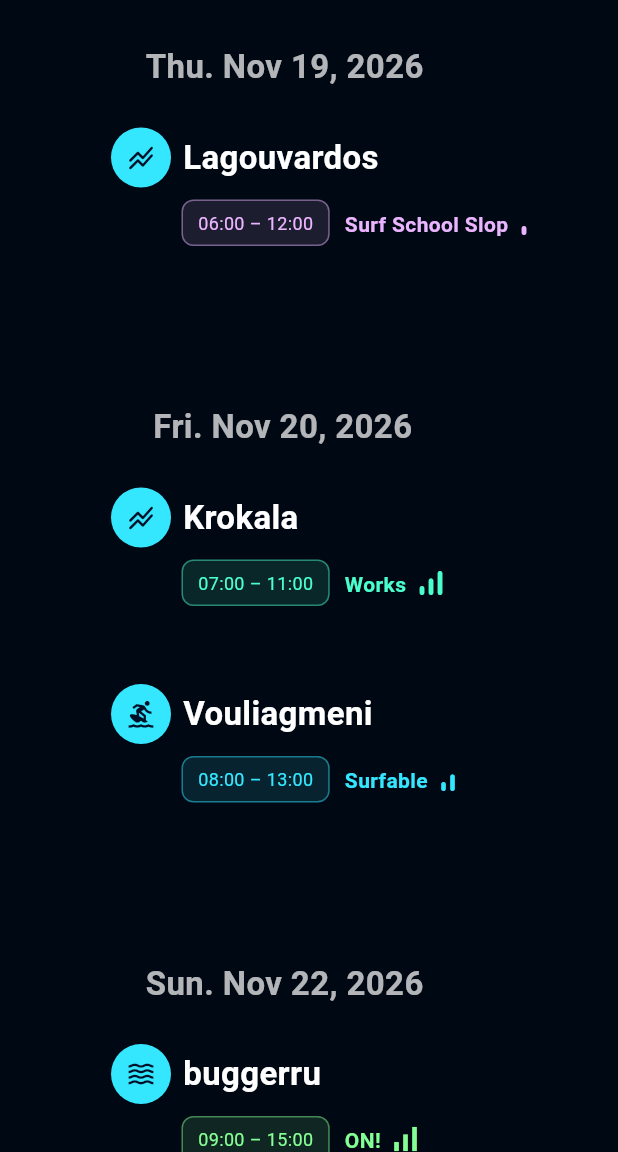
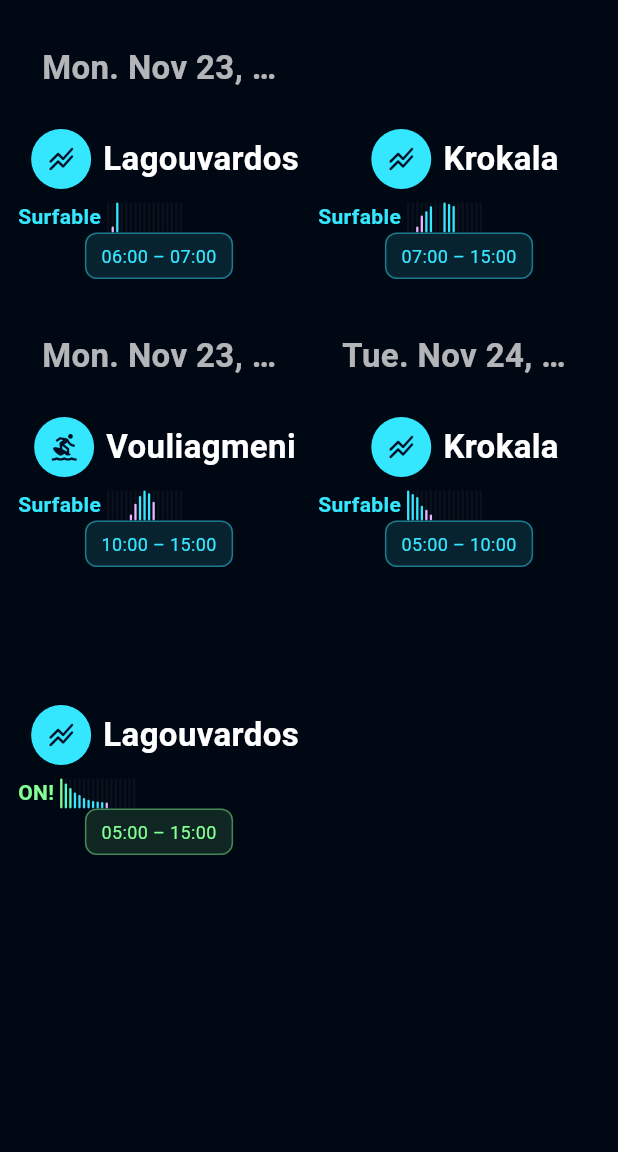
Before and after one commit to thecmanp11/NextWave, a Flutter app: the screen it shows after launch, on a phone screen of 412 x 824 dp, the part 84-1236 px from its top. Run offline on Flutter 3.47's test engine with Material 3 defaults, Android fonts, the phone set to English and light mode, and no system bars; our stand-ins replace flutter_riverpod.

Commit message:
grid view simplified and hourly scores charts

```diff
--- a/nxwv/lib/home.dart
+++ b/nxwv/lib/home.dart
@@ -1,4 +1,5 @@
 import 'package:flutter/material.dart';
+import 'package:nxwv/surf_events/scrolls/surf_event_grid.dart';
 import 'package:nxwv/surf_events/scrolls/surf_event_scroll.dart';
 import 'package:nxwv/surf_events/ui/surf_event_filters.dart';
 
@@ -13,7 +14,8 @@ class HomeBase extends StatelessWidget {
       body: Column(
         children: [
           // SurfEventFilters(),
-          SurfEventScroll(),
+          // SurfEventScroll(),
+          SurfEventGrid(),
         ],
       ),
     );
--- a/nxwv/lib/models/surf_event_model.dart
+++ b/nxwv/lib/models/surf_event_model.dart
@@ -37,6 +37,7 @@ class SurfEvent {
     required this.meanScore,
     required this.label,
     required this.surfableHours,
+    this.hourlyScores,
   });
 
   final String spot;
@@ -47,8 +48,18 @@ class SurfEvent {
   final double meanScore;
   final Surfability label;
   final int surfableHours;
+  final Map<DateTime, double>? hourlyScores;
 
   factory SurfEvent.fromJson(Map<String, dynamic> json) {
+    final rawHourly = json['hourly_scores'] as Map<String, dynamic>?;
+
+    final parsedHourly = rawHourly?.map(
+      (key, value) => MapEntry(
+        DateTime.parse(key),
+        (value as num).toDouble(),
+      ),
+    );
+
     return SurfEvent(
       spot: json['spot'] as String,
       start: DateTime.parse(json['start'] as String),
@@ -59,6 +70,7 @@ class SurfEvent {
       // label: json['label'] as String,
       label: Surfability.fromPeakScore((json['peak_score'] as num).toDouble()),
       surfableHours: (json['surfable_hours'] as num).toInt(),
+      hourlyScores: parsedHourly,
     );
   }
 }
--- a/nxwv/lib/repos/surf_event_repo.dart
+++ b/nxwv/lib/repos/surf_event_repo.dart
@@ -12,7 +12,7 @@ import 'package:nxwv/models/surf_event_model.dart';
 /// Change `pollInterval` to `null` if you only want a single emission on load.
 class PsuedoSurfEventRepo {
   PsuedoSurfEventRepo({
-    this.assetPath = 'assets/data/local_results.json',
+    this.assetPath = 'assets/data/local_results_v2.json',
     this.pollInterval = const Duration(seconds: 3),
   });
 
--- /dev/null
+++ b/nxwv/lib/surf_events/scrolls/surf_event_grid.dart
@@ -0,0 +1,86 @@
+import 'package:flutter/material.dart';
+import 'package:flutter_riverpod/flutter_riverpod.dart';
+import 'package:nxwv/constants.dart';
+import 'package:nxwv/models/surf_event_model.dart';
+import 'package:nxwv/surf_events/notifiers/surf_event_stream_notifier.dart';
+import 'package:nxwv/surf_events/ui/surf_event_grid_cell.dart';
+import 'package:nxwv/surf_events/ui/surf_event_groups.dart';
+import 'package:nxwv/widgets/flat.dart';
+
+class SurfEventGrid extends ConsumerWidget {
+  const new({super.key});
+
+  @override
+  Widget build(BuildContext context, WidgetRef ref) {
+    final AsyncValue<List<SurfEvent>> asyncSurfEvents = ref.watch(
+      surfEventsStreamProvider,
+    );
+
+    return Expanded(
+      // TODO: change to grid view
+      child: asyncSurfEvents.when(
+        loading: () => const SliverFillRemaining(
+          hasScrollBody: false,
+          child: Center(child: CircularProgressIndicator(color: kNwMint)),
+        ),
+        data: (surfEvents) {
+          if (surfEvents.isEmpty) {
+            return SliverFillRemaining(
+              hasScrollBody: false,
+              child: Center(child: FlatTruck()),
+            );
+          }
+          // surfEvents.sort((a, b) => a.start.compareTo(b.start));
+          final sortedEvents = List<SurfEvent>.from(surfEvents)
+            ..sort((a, b) => a.start.compareTo(b.start));
+
+          return GridView.builder(
+            padding: const EdgeInsets.all(12),
+            gridDelegate: SliverGridDelegateWithMaxCrossAxisExtent(
+              maxCrossAxisExtent: 240,
+              mainAxisExtent: 180,
+              mainAxisSpacing: 12,
+              crossAxisSpacing: 12,
+            ),
+            itemCount: sortedEvents.length,
+            itemBuilder: (context, index) {
+              final surfEvent = sortedEvents[index];
+              final bool showDate =
+                  index == 0 ||
+                  !_isSameCalendarDay(
+                    surfEvents[index - 1].start,
+                    surfEvent.start,
+                  );
+
+              // return Text('${surfEvent.spot}');
+              return SurfEventGridCell(
+                surfEvent: surfEvent,
+                showDate: showDate,
+              );
+            },
+          );
+        },
+        error: (e, st) {
+          print('SurfEventGrid: $e - $st');
+
+          return SliverFillRemaining(
+            hasScrollBody: false,
+            child: Padding(
+              padding: const EdgeInsets.all(16),
+              child: Text(
+                'Error loading surf events: $e',
+                style: NwTextStyles.bodySmall.c(kNwFlatRed),
+              ),
+            ),
+          );
+        },
+      ),
+    );
+  }
+
+  bool _isSameCalendarDay(DateTime a, DateTime b) {
+    final da = DateUtils.dateOnly(a.toLocal());
+    final db = DateUtils.dateOnly(b.toLocal());
+    return da.year == db.year && da.month == db.month && da.day == db.day;
+  }
+}
--- /dev/null
+++ b/nxwv/lib/surf_events/ui/surf_event_grid_cell.dart
@@ -0,0 +1,128 @@
+import 'package:flutter/material.dart';
+import 'package:flutter_riverpod/flutter_riverpod.dart';
+import 'package:nxwv/constants.dart';
+import 'package:nxwv/models/spot_model.dart';
+import 'package:nxwv/models/surf_event_model.dart';
+import 'package:nxwv/surf_events/ui/surf_event_groups.dart';
+import 'package:nxwv/widgets/regional_icon.dart';
+
+class SurfEventGridCell extends ConsumerWidget {
+  const new({
+    super.key,
+    required this.surfEvent,
+    this.showDate = true,
+  });
+
+  final SurfEvent surfEvent;
+  final bool showDate;
+
+  @override
+  Widget build(BuildContext context, WidgetRef ref) {
+    final startDate = surfEvent.start;
+    final endDate = surfEvent.end;
+    final spot = surfEvent.spot;
+    final label = surfEvent.label;
+    final hourlyScores = surfEvent.hourlyScores;
+
+    // joins
+    final spotsMap = ref.watch(surfSpotProvider).value ?? const {};
+    final spotData = spotsMap[spot];
+    // TODO: sexify
+    final spotName = spotData == null ? spot : spotData.name;
+
+    return Container(
+      height: 250,
+      width: 250,
+      child: Column(
+        children: [
+          // Level 1: Date Header
+          Container(
+            height: 66,
+            alignment: const Alignment(-0.20, 0.0), // X% left of center
+            padding: const EdgeInsets.symmetric(horizontal: 16),
+            child: showDate
+                ? Text(
+                    _formatDateHeader(startDate),
+                    style: NwTextStyles.title,
+                    textAlign: TextAlign.left,
+                    maxLines: 1,
+                    softWrap: false,
+                    overflow: TextOverflow.ellipsis,
+                  )
+                : null,
+          ),
+
+          // 2. SPOT
+          Row(
+            mainAxisSize: MainAxisSize.min,
+            // mainAxisAlignment: MainAxisAlignment.center,
+            children: [
+              RegionalIcon(surfspot: spotData),
+              // SPOT NAME
+              Text(spotName, style: NwTextStyles.title.white),
+            ],
+          ),
+
+          // 3. Surfability
+          SurfabilityIcon(
+            surfability: label,
+            hourlyScores: hourlyScores,
+          ),
+
+          // 4. time
+          Container(
+            padding: const EdgeInsets.symmetric(
+              horizontal: 10,
+              vertical: 6,
+            ),
+            decoration: BoxDecoration(
+              // color: kNwPeri.withValues(alpha: 0.12),
+              color: label.color.withValues(alpha: 0.12),
+              borderRadius: BorderRadius.circular(8),
+              border: Border.all(
+                // color: kNwPeri.withValues(alpha: 0.45),
+                color: label.color.withValues(alpha: 0.45),
+              ),
+            ),
+            child: Text(
+              _formatTimeWindow(startDate, endDate),
+              // style: NwTextStyles.bodySmall.c(kNwPeri),
+              style: NwTextStyles.bodySmall.c(label.color),
+            ),
+          ),
+        ],
+      ),
+    );
+  }
+
+  String _formatDateHeader(DateTime dt) {
+    const weekdays = ['Mon', 'Tue', 'Wed', 'Thu', 'Fri', 'Sat', 'Sun'];
+    const months = [
+      'Jan',
+      'Feb',
+      'Mar',
+      'Apr',
+      'May',
+      'Jun',
+      'Jul',
+      'Aug',
+      'Sep',
+      'Oct',
+      'Nov',
+      'Dec',
+    ];
+    final weekday = weekdays[dt.weekday - 1];
+    final month = months[dt.month - 1];
+    return '$weekday. $month ${dt.day}, ${dt.year}';
+  }
+
+  // TODO: don't want to localize time to MY location... I want the times for the SPOT
+  String _formatTimeWindow(DateTime startUtc, DateTime endUtc) {
+    final start = startUtc.toLocal();
+    final end = endUtc.toLocal();
+    String twoDigits(int n) => n.toString().padLeft(2, '0');
+    final startStr = '${twoDigits(start.hour)}:${twoDigits(start.minute)}';
+    final endStr = '${twoDigits(end.hour)}:${twoDigits(end.minute)}';
+    return '$startStr – $endStr';
+  }
+}
--- a/nxwv/lib/surf_events/ui/surf_event_groups.dart
+++ b/nxwv/lib/surf_events/ui/surf_event_groups.dart
@@ -3,6 +3,7 @@ import 'package:flutter_riverpod/flutter_riverpod.dart';
 import 'package:nxwv/constants.dart';
 import 'package:nxwv/models/spot_model.dart';
 import 'package:nxwv/models/surf_event_model.dart';
+import 'package:nxwv/widgets/hourly_score_bar_chart.dart';
 import 'package:nxwv/widgets/regional_icon.dart';
 
 class SpotEventsGroup {
@@ -197,6 +198,15 @@ class SpotSubSection extends StatelessWidget {
                   children: [
                     SizedBox(width: 55),
 
+                    Column(
+                      children: [
+                        SurfabilityIcon(
+                          surfability: event.label,
+                          hourlyScores: event.hourlyScores,
+                        ),
+
+                        const SizedBox(height: 4),
+
                         // TIME RANGE
                         Container(
                           padding: const EdgeInsets.symmetric(
@@ -218,10 +228,8 @@ class SpotSubSection extends StatelessWidget {
                             style: NwTextStyles.bodySmall.c(surfability.color),
                           ),
                         ),
-
-                    const SizedBox(width: 10),
-
-                    SurfabilityIcon(surfability: event.label),
+                      ],
+                    ),
                   ],
                 );
               }).toList(),
@@ -234,14 +242,20 @@ class SpotSubSection extends StatelessWidget {
 }
 
 class SurfabilityIcon extends StatelessWidget {
-  const new({super.key, required this.surfability});
+  const new({
+    super.key,
+    required this.surfability,
+    this.hourlyScores,
+  });
 
   final Surfability surfability;
+  final Map<DateTime, double>? hourlyScores;
 
   @override
   Widget build(BuildContext context) {
     final name = surfability.name;
     final color = surfability.color;
+
     return Container(
       child: Row(
         // mainAxisAlignment: MainAxisAlignment.center,
@@ -253,18 +267,21 @@ class SurfabilityIcon extends StatelessWidget {
 
           SizedBox(width: 4),
 
-          // signal
-          if (surfability == Surfability.surfschool)
-            Icon(Icons.signal_cellular_alt_1_bar_rounded, color: color),
+          //// signal
+          // if (surfability == Surfability.surfschool)
+          //   Icon(Icons.signal_cellular_alt_1_bar_rounded, color: color),
 
-          if (surfability == Surfability.surfable)
-            Icon(Icons.signal_cellular_alt_2_bar_rounded, color: color),
+          // if (surfability == Surfability.surfable)
+          //   Icon(Icons.signal_cellular_alt_2_bar_rounded, color: color),
 
-          if (surfability == Surfability.works)
-            Icon(Icons.signal_cellular_alt_rounded, color: color),
+          // if (surfability == Surfability.works)
+          //   Icon(Icons.signal_cellular_alt_rounded, color: color),
 
-          if (surfability == Surfability.on)
-            Icon(Icons.signal_cellular_alt_sharp, color: color),
+          // if (surfability == Surfability.on)
+          //   Icon(Icons.signal_cellular_alt_sharp, color: color),
+
+          // BAR
+          HourlyScoreBarChart(hourlyScores: hourlyScores),
         ],
       ),
     );
--- /dev/null
+++ b/nxwv/lib/widgets/hourly_score_bar_chart.dart
@@ -0,0 +1,172 @@
+// import 'package:flutter/material.dart';
+import 'package:flutter/widgets.dart';
+import 'package:nxwv/constants.dart';
+
+import 'dart:math' as math;
+
+import 'package:nxwv/models/surf_event_model.dart';
+
+class HourlyScoreBarChart extends StatelessWidget {
+  const HourlyScoreBarChart({
+    super.key,
+    required this.hourlyScores,
+    this.startHour = 5,
+    this.endHour = 21,
+    this.width = 50,
+    this.height = 20,
+    this.emptyColor = const Color(0x14808080),
+    this.useLocalTime = true,
+    this.showHourLabels = false,
+  }) : assert(endHour >= startHour);
+
+  final Map<DateTime, double>? hourlyScores;
+  final int startHour;
+  final int endHour;
+  final double width;
+  final double height;
+  final Color emptyColor;
+  final bool useLocalTime;
+  final bool showHourLabels;
+
+  @override
+  Widget build(BuildContext context) {
+    // final theme = Theme.of(context);
+
+    final scoresByHour = <int, double>{};
+    if (hourlyScores != null) {
+      for (final entry in hourlyScores!.entries) {
+        final dt = useLocalTime ? entry.key.toLocal() : entry.key.toUtc();
+        if (dt.hour >= startHour && dt.hour <= endHour) {
+          scoresByHour[dt.hour] = entry.value;
+        }
+      }
+    }
+
+    return SizedBox(
+      width: width,
+      child: Column(
+        mainAxisSize: MainAxisSize.min,
+        children: [
+          SizedBox(
+            width: width,
+            height: height,
+            child: CustomPaint(
+              size: Size(width, height),
+              painter: _HourlyBarPainter(
+                scoresByHour: scoresByHour,
+                startHour: startHour,
+                endHour: endHour,
+                emptyColor: emptyColor,
+              ),
+            ),
+          ),
+          // if (showHourLabels) ...[
+          //   const SizedBox(height: 2),
+          //   Row(
+          //     mainAxisAlignment: MainAxisAlignment.spaceBetween,
+          //     children: [
+          //       Text(
+          //         '$startHour',
+          //         style: theme.textTheme.labelSmall?.copyWith(
+          //           fontSize: 9,
+          //           color: theme.colorScheme.onSurfaceVariant,
+          //         ),
+          //       ),
+          //       Text(
+          //         '${((startHour + endHour) ~/ 2)}',
+          //         style: theme.textTheme.labelSmall?.copyWith(
+          //           fontSize: 9,
+          //           color: theme.colorScheme.onSurfaceVariant,
+          //         ),
+          //       ),
+          //       Text(
+          //         '$endHour',
+          //         style: theme.textTheme.labelSmall?.copyWith(
+          //           fontSize: 9,
+          //           color: theme.colorScheme.onSurfaceVariant,
+          //         ),
+          //       ),
+          //     ],
+          //   ),
+          // ],
+        ],
+      ),
+    );
+  }
+}
+
+class _HourlyBarPainter extends CustomPainter {
+  _HourlyBarPainter({
+    required this.scoresByHour,
+    required this.startHour,
+    required this.endHour,
+    required this.emptyColor,
+  });
+
+  final Map<int, double> scoresByHour;
+  final int startHour;
+  final int endHour;
+  final Color emptyColor;
+
+  @override
+  void paint(Canvas canvas, Size size) {
+    final slotCount = endHour - startHour + 1;
+    if (slotCount <= 0 || size.width <= 0 || size.height <= 0) return;
+
+    const gap = 1.5;
+    final slotWidth = (size.width - gap * (slotCount - 1)) / slotCount;
+    final barWidth = math.max(1.5, slotWidth);
+
+    final hasData = scoresByHour.isNotEmpty;
+    final minScore = hasData
+        ? scoresByHour.values.reduce((a, b) => a < b ? a : b)
+        : 0.0;
+    final maxScore = hasData
+        ? scoresByHour.values.reduce((a, b) => a > b ? a : b)
+        : 100.0;
+    final span = maxScore - minScore;
+
+    final trackPaint = Paint()..color = emptyColor;
+    final barPaint = Paint();
+    final radius = Radius.circular(math.min(2.0, barWidth / 2));
+
+    for (var i = 0; i < slotCount; i++) {
+      final hour = startHour + i;
+      final x = i * (slotWidth + gap);
+
+      canvas.drawRRect(
+        RRect.fromRectAndRadius(
+          Rect.fromLTWH(x, 0, barWidth, size.height),
+          radius,
+        ),
+        trackPaint,
+      );
+
+      final score = scoresByHour[hour];
+      if (score != null) {
+        final normalized = span > 0 ? (score - minScore) / span : 1.0;
+        final ratio = 0.2 + 0.8 * normalized.clamp(0.0, 1.0);
+        final barHeight = math.max(2.0, size.height * ratio);
+        final y = size.height - barHeight;
+
+        barPaint.color = Surfability.fromPeakScore(score).color;
+
+        canvas.drawRRect(
+          RRect.fromRectAndRadius(
+            Rect.fromLTWH(x, y, barWidth, barHeight),
+            radius,
+          ),
+          barPaint,
+        );
+      }
+    }
+  }
+
+  @override
+  bool shouldRepaint(covariant _HourlyBarPainter oldDelegate) {
+    return oldDelegate.scoresByHour != scoresByHour ||
+        oldDelegate.startHour != startHour ||
+        oldDelegate.endHour != endHour ||
+        oldDelegate.emptyColor != emptyColor;
+  }
+}
```
Also changed, not shown: nxwv/assets/data/local_results_v2.json (added, +89 -0 lines), nxwv/lib/surf_events/notifiers/surf_dates_set_notifier.dart (added, +35 -0 lines), nxwv/pubspec.lock. Lines whose indentation alone changed are shown as unchanged.
